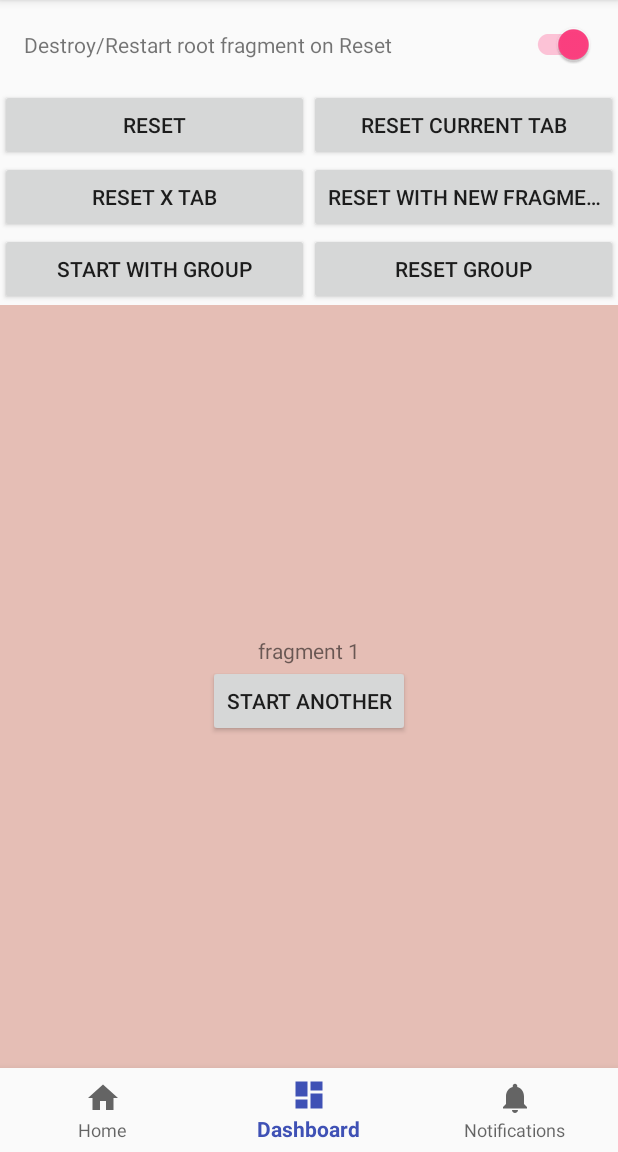
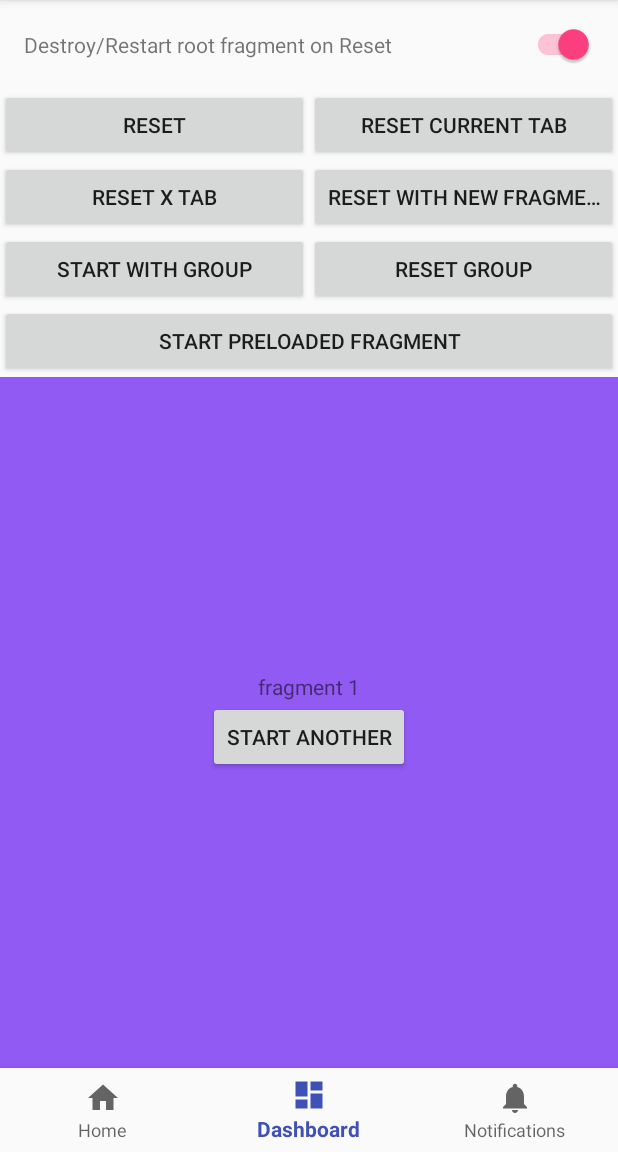
Before and after one commit to Trendyol/medusa, an Android app: the screen it shows after launch (MainActivity), on a phone screen of 412 x 824 dp, the part 84-1236 px from its top. Run offline under Robolectric (Android 15) with nearby library versions, the phone set to English and light mode, and no system bars.

Commit message:
Add sample preload fragment

```diff
--- a/app/src/main/java/com/trendyol/medusa/MainActivity.kt
+++ b/app/src/main/java/com/trendyol/medusa/MainActivity.kt
@@ -64,6 +64,11 @@ class MainActivity : AppCompatActivity(), Navigator.NavigatorListener {
 
         navigation = findViewById<View>(R.id.navigation) as BottomNavigationView
 
+        multipleStackNavigator.preloadFragment(
+            fragment = SamplePreloadFragment.newInstance(),
+            fragmentTag = SamplePreloadFragment.TAG
+        )
+
         multipleStackNavigator.initialize(savedInstanceState)
         val restartRootFragmentCheckBox = findViewById<View>(R.id.restartSwitch) as SwitchCompat
         findViewById<Button>(R.id.resetCurrentTab).setOnClickListener {
@@ -83,6 +88,9 @@ class MainActivity : AppCompatActivity(), Navigator.NavigatorListener {
         }
         findViewById<Button>(R.id.resetGroup).setOnClickListener {
             multipleStackNavigator.clearGroup("group1")
+        }
+        findViewById<Button>(R.id.startPreloadedFragment).setOnClickListener {
+            multipleStackNavigator.startPreloadFragment(SamplePreloadFragment.newInstance(), SamplePreloadFragment.TAG)
         }
         multipleStackNavigator.observeDestinationChanges(this) {
             Log.d("Destination Changed", "${it.javaClass.name} - ${it.tag}")
--- /dev/null
+++ b/app/src/main/java/com/trendyol/medusa/SamplePreloadFragment.kt
@@ -0,0 +1,49 @@
+package com.trendyol.medusa
+
+import android.os.Bundle
+import android.os.CountDownTimer
+import android.os.SystemClock
+import android.view.LayoutInflater
+import android.view.View
+import android.view.ViewGroup
+import android.widget.Chronometer
+
+class SamplePreloadFragment : BaseFragment() {
+
+
+    override fun onCreateView(
+        inflater: LayoutInflater,
+        container: ViewGroup?,
+        savedInstanceState: Bundle?,
+    ): View {
+        return inflater.inflate(R.layout.fragment_sample_preload, container, false)
+    }
+
+    override fun onViewCreated(view: View, savedInstanceState: Bundle?) {
+        super.onViewCreated(view, savedInstanceState)
+        startTimer()
+    }
+
+    private fun startTimer() {
+        getChronometer().apply {
+            base = SystemClock.elapsedRealtime()
+            start()
+        }
+    }
+
+    private fun stopTimer() {
+        getChronometer().stop()
+    }
+
+    override fun onDestroyView() {
+        stopTimer()
+        super.onDestroyView()
+    }
+
+    private fun getChronometer(): Chronometer = requireView().findViewById(R.id.chronometer)
+
+    companion object {
+        const val TAG = "SamplePreloadFragmentTag"
+        fun newInstance(): SamplePreloadFragment = SamplePreloadFragment()
+    }
+}
--- a/app/src/main/res/layout/activity_main.xml
+++ b/app/src/main/res/layout/activity_main.xml
@@ -107,6 +107,19 @@
                     android:text="Reset Group" />
             </LinearLayout>
 
+            <LinearLayout
+                android:layout_width="match_parent"
+                android:layout_height="wrap_content">
+
+                <Button
+                    android:id="@+id/startPreloadedFragment"
+                    android:layout_width="0dp"
+                    android:layout_height="wrap_content"
+                    android:layout_weight="1"
+                    android:singleLine="true"
+                    android:text="Start Preloaded Fragment" />
+            </LinearLayout>
+
         </LinearLayout>
     </RelativeLayout>
 
```
Also changed, not shown: app/src/main/res/layout/fragment_sample_preload.xml (added, +14 -0 lines).
